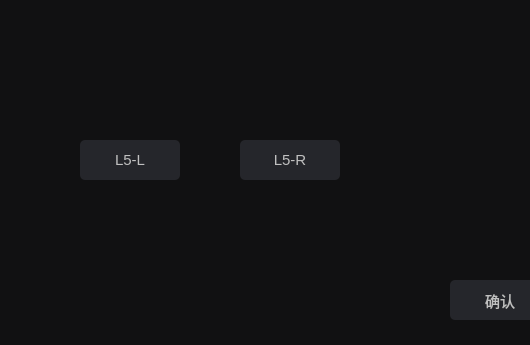
Old version of the form SurgicalRobotSoftware_2_0/surgical-robot-software-2-0/vertebraselectionwidget.ui in the repository Z-Hd/Lingxi-Spine-care-Visual-Interactive-Software-Prototype; both pictures show x 0 to 530 and y 170 to 515 of the 771 by 515 pixel window.
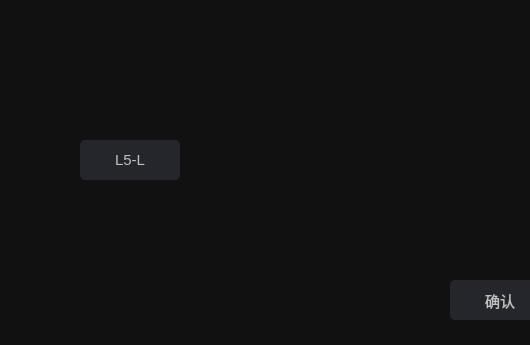
New version of the form.

What changed in the file:
```diff
--- a/SurgicalRobotSoftware_2_0/surgical-robot-software-2-0/vertebraselectionwidget.ui
+++ b/SurgicalRobotSoftware_2_0/surgical-robot-software-2-0/vertebraselectionwidget.ui
@@ -124,35 +124,6 @@
     <string>L5-L</string>
    </property>
   </widget>
-  <widget class="QPushButton" name="l5RButton">
-   <property name="geometry">
-    <rect>
-     <x>240</x>
-     <y>310</y>
-     <width>100</width>
-     <height>40</height>
-    </rect>
-   </property>
-   <property name="styleSheet">
-    <string notr="true">QPushButton {
-background-color: rgb(37, 38, 43);
-color: rgb(192, 192, 192);
-font-size:15px;
-border-radius: 5px;
-min-width: 100px;
-min-height: 40px;
-}
-QPushButton:hover{
-background-color: rgb(70, 72, 81);
-}
-QPushButton:pressed {
-background-color: rgb(245, 245, 245);
-}</string>
-   </property>
-   <property name="text">
-    <string>L5-R</string>
-   </property>
-  </widget>
  </widget>
  <resources/>
  <connections/>
```
